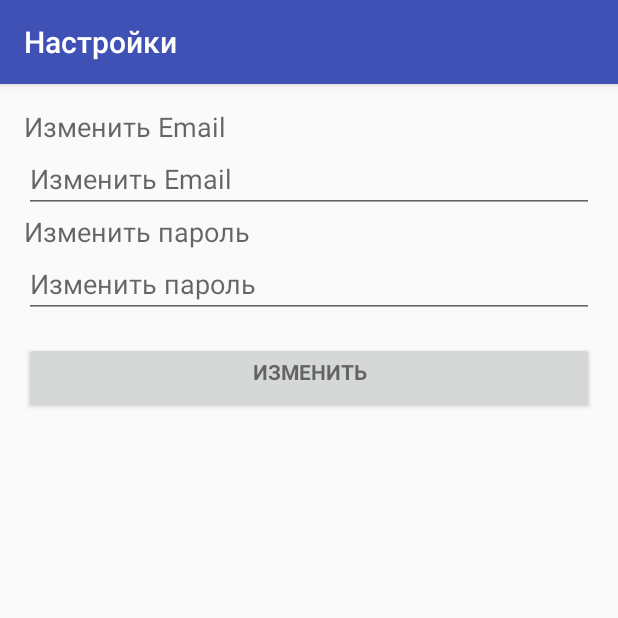
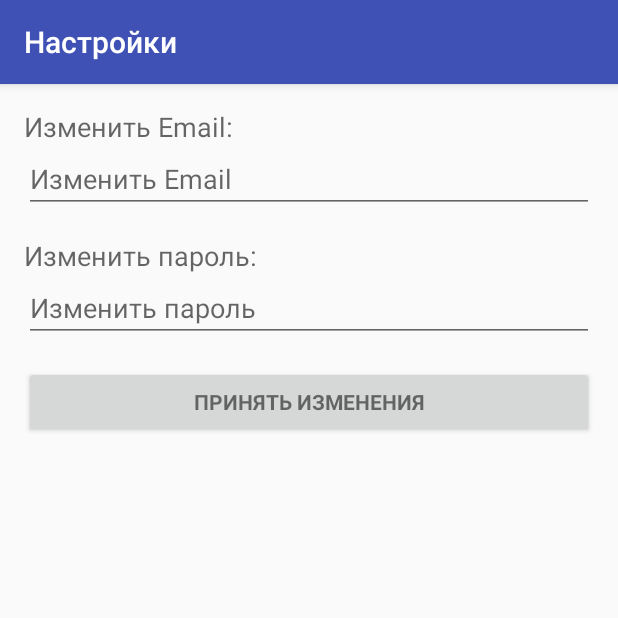
Before and after one commit to Flatout73/aims-android, an Android app: the fragment SettingsFragment shown on its own in the app's theme, on a phone screen of 412 x 824 dp, the top half of it. Run offline under Robolectric (Android 15) with nearby library versions, the phone set to English and light mode, and no system bars.

```diff
--- a/app/src/main/res/layout/fragment_settings.xml
+++ b/app/src/main/res/layout/fragment_settings.xml
@@ -6,31 +6,22 @@
     android:paddingBottom="@dimen/activity_vertical_margin"
     android:paddingLeft="@dimen/activity_horizontal_margin"
     android:paddingRight="@dimen/activity_horizontal_margin"
-    android:paddingTop="@dimen/activity_vertical_margin"
-    tools:context="net.styleru.aims.LoginActivity">
-
-
-
-    <ScrollView
-        android:id="@+id/login_form"
-        android:layout_width="match_parent"
-        android:layout_height="match_parent">
+    android:paddingTop="@dimen/activity_vertical_margin">
 
         <LinearLayout
-            android:id="@+id/email_login_form"
             android:layout_width="match_parent"
             android:layout_height="wrap_content"
-            android:orientation="vertical">
+            android:orientation="vertical"
+            android:id="@+id/email_edit">
 
         <TextView
             android:layout_width="wrap_content"
             android:layout_height="wrap_content"
             android:gravity="center_horizontal"
-            android:text="Изменить Email"
+            android:text="Изменить Email:"
             android:textAppearance="@style/TextAppearance.AppCompat.Medium"/>
 
             <EditText
-                android:id="@+id/email"
                 android:layout_width="match_parent"
                 android:layout_height="wrap_content"
                 android:hint="Изменить Email"
@@ -39,38 +30,43 @@
                 android:maxLines="1"
                 android:singleLine="true" />
 
+        </LinearLayout>
+
+        <LinearLayout
+            android:layout_width="match_parent"
+            android:layout_height="wrap_content"
+            android:orientation="vertical"
+            android:layout_below="@id/email_edit"
+            android:layout_marginTop="16dp"
+            android:id="@+id/password_edit">
+
 
             <TextView
                 android:layout_width="wrap_content"
                 android:layout_height="wrap_content"
                 android:gravity="left"
                 android:textAppearance="@style/TextAppearance.AppCompat.Medium"
-                android:text="Изменить пароль"/>
+                android:text="Изменить пароль:"/>
 
             <EditText
-                android:id="@+id/password"
                 android:layout_width="match_parent"
                 android:layout_height="wrap_content"
                 android:hint="Изменить пароль"
-                android:imeActionId="@+id/login"
-                android:imeActionLabel="@string/action_sign_in_short"
-                android:imeOptions="actionUnspecified"
                 android:inputType="textPassword"
                 android:maxLines="1"
                 android:singleLine="true" />
 
+        </LinearLayout>
 
         <Button
             android:id="@+id/email_sign_in_button"
             style="?android:textAppearanceSmall"
             android:layout_width="match_parent"
             android:layout_height="wrap_content"
-                android:gravity="center_horizontal"
+            android:gravity="center"
             android:layout_marginTop="16dp"
-                android:text="Изменить"
+            android:text="Принять изменения"
+            android:layout_below="@id/password_edit"
             android:textStyle="bold" />
 
-        </LinearLayout>
-
-    </ScrollView>
 </RelativeLayout>
--- a/app/src/main/res/values/strings.xml
+++ b/app/src/main/res/values/strings.xml
@@ -30,4 +30,5 @@
     <!-- TODO: Remove or change this placeholder text -->
     <string name="hello_blank_fragment">Hello blank fragment</string>
     <string name="title_activity_about_target">AboutTargetActivity</string>
+    <string name="title_activity_registered">RegisteredActivity</string>
 </resources>
```
Also changed, not shown: app/src/main/AndroidManifest.xml (+9 -0 lines), app/src/main/java/net/styleru/aims/LoginActivity.java (+6 -1 lines), app/src/main/java/net/styleru/aims/RegisteredActivity.java (added, +30 -0 lines), app/src/main/res/layout/activity_login.xml (+18 -1 lines), app/src/main/res/layout/activity_registered.xml (added, +34 -0 lines), app/src/main/res/layout/content_registered.xml (added, +56 -0 lines). Lines whose indentation alone changed are shown as unchanged.
